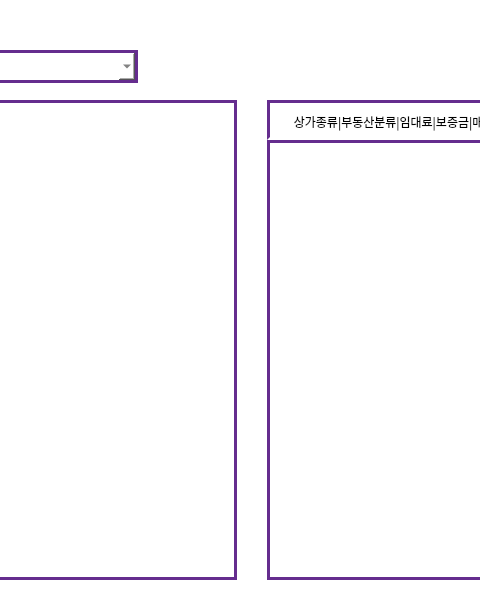
Before: the Qt Designer form ui/ui_file/CU_main.ui in HYEHEY/commercial_area_analysis, drawn with Qt 5; both pictures show x 353 to 833 and y 100 to 700 of the 1000 by 700 pixel window.
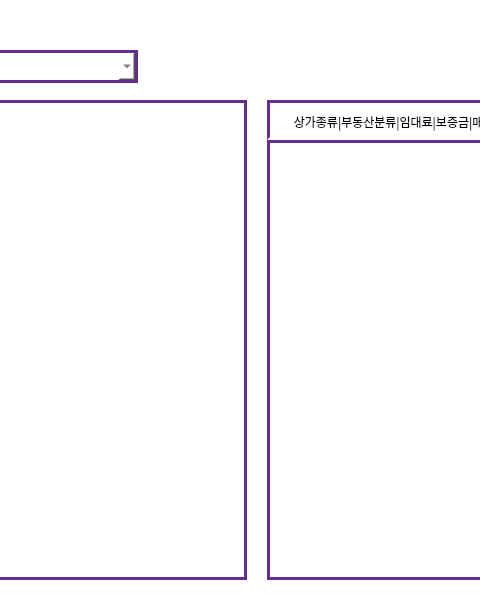
After: the same form once the commit is applied. Icons and pictures are not drawn.

```diff
--- a/ui/ui_file/CU_main.ui
+++ b/ui/ui_file/CU_main.ui
@@ -601,7 +601,7 @@
      <rect>
       <x>130</x>
       <y>200</y>
-      <width>460</width>
+      <width>470</width>
       <height>480</height>
      </rect>
     </property>
@@ -613,13 +613,13 @@
     </property>
     <property name="minimumSize">
      <size>
-      <width>460</width>
+      <width>470</width>
       <height>480</height>
      </size>
     </property>
     <property name="maximumSize">
      <size>
-      <width>460</width>
+      <width>470</width>
       <height>480</height>
      </size>
     </property>
@@ -630,8 +630,44 @@
 </string>
     </property>
     <layout class="QVBoxLayout" name="verticalLayout_3">
+     <property name="spacing">
+      <number>0</number>
+     </property>
+     <property name="leftMargin">
+      <number>0</number>
+     </property>
+     <property name="topMargin">
+      <number>0</number>
+     </property>
+     <property name="rightMargin">
+      <number>0</number>
+     </property>
+     <property name="bottomMargin">
+      <number>0</number>
+     </property>
      <item>
-      <layout class="QVBoxLayout" name="verticalLayout_2"/>
+      <widget class="QWidget" name="widget_5" native="true">
+       <layout class="QVBoxLayout" name="verticalLayout_4">
+        <property name="spacing">
+         <number>3</number>
+        </property>
+        <property name="leftMargin">
+         <number>3</number>
+        </property>
+        <property name="topMargin">
+         <number>3</number>
+        </property>
+        <property name="rightMargin">
+         <number>3</number>
+        </property>
+        <property name="bottomMargin">
+         <number>2</number>
+        </property>
+        <item>
+         <layout class="QVBoxLayout" name="verticalLayout_2"/>
+        </item>
+       </layout>
+      </widget>
      </item>
     </layout>
    </widget>
```
